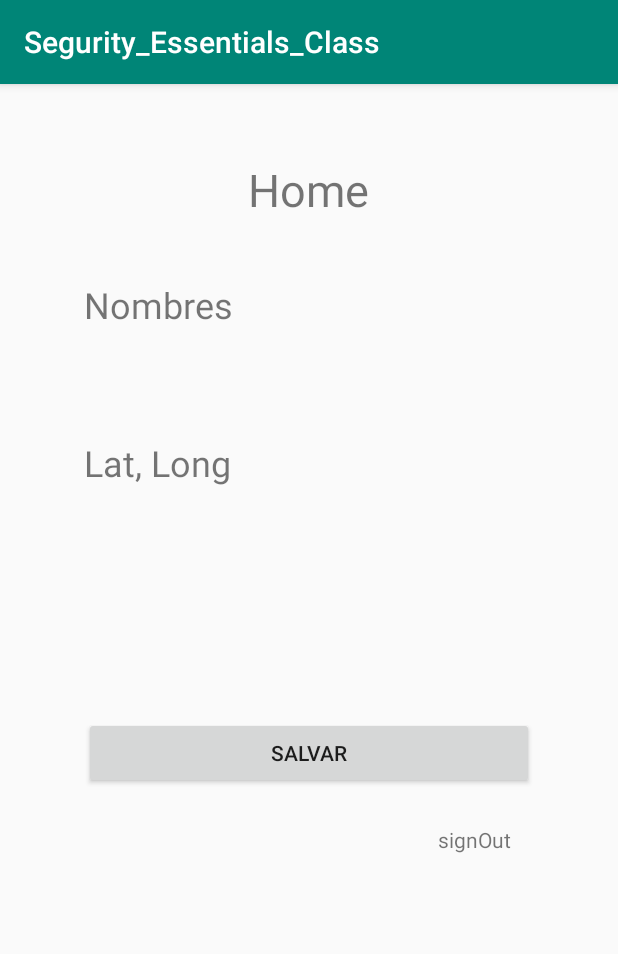
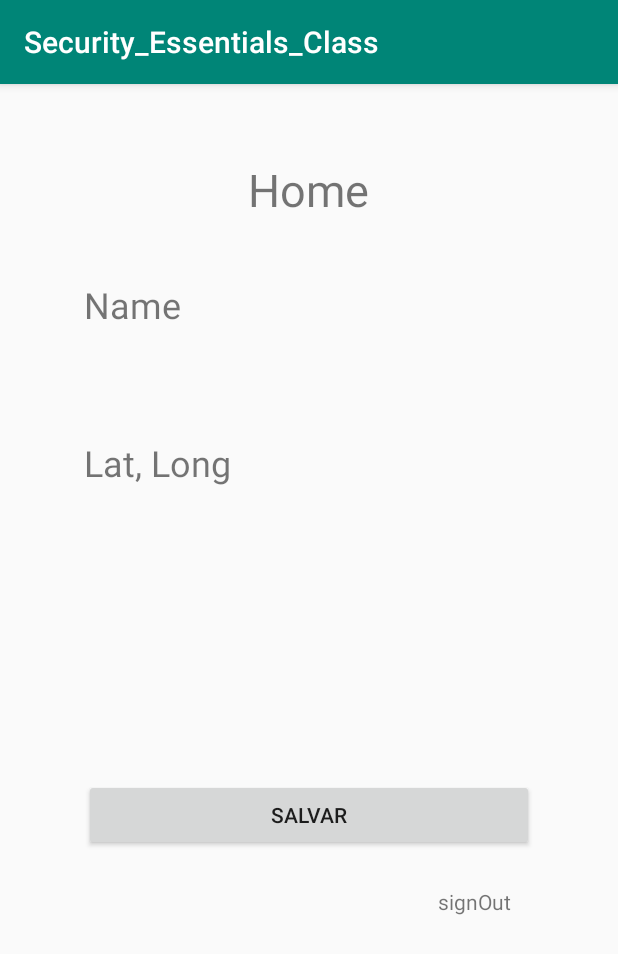
Before and after one commit to FredyGonzalez7/android_segurity_essentials, an Android app: the screen it shows after launch once a user with an empty profile is signed in (HomeActivity), on a phone screen of 412 x 824 dp. Shown: the top 954 px of the screen. Run offline under Robolectric (Android 15) with nearby library versions, the phone set to English and light mode, and no system bars; our stand-ins replace Firebase (no records; nobody signed in at launch, a user with empty details on screens opened directly); 1 statement that could not run was skipped.

```diff
--- a/app/src/main/AndroidManifest.xml
+++ b/app/src/main/AndroidManifest.xml
@@ -3,8 +3,8 @@
     package="com.example.segurity_essentials_class">
      <uses-permission android:name="android.permission.ACCESS_FINE_LOCATION"></uses-permission>
     <!-- Needed only if your app targets Android 5.0 (API level 21) or higher. -->
-    <uses-feature android:name="android.hardware.location.gps" />
-
+    <!--<uses-feature android:name="android.hardware.location.gps" />
+       -->
 
 
     <application
--- a/app/src/main/java/com/example/segurity_essentials_class/HomeActivity.java
+++ b/app/src/main/java/com/example/segurity_essentials_class/HomeActivity.java
@@ -13,7 +13,6 @@ import android.content.pm.PackageManager;
 import android.location.Location;
 import android.location.LocationListener;
 import android.location.LocationManager;
-import android.os.Build;
 import android.os.Bundle;
 import android.util.Log;
 import android.view.View;
@@ -158,6 +157,7 @@ public class HomeActivity extends AppCompatActivity {
         }
     }
 
+    @SuppressLint("SetTextI18n")
     private void setLatLong() {
         // Acquire a reference to the system Location Manager
         Log.d("dentro", "setLatLong: ");
@@ -168,7 +168,7 @@ public class HomeActivity extends AppCompatActivity {
             @SuppressLint("SetTextI18n")
             public void onLocationChanged(Location location) {
                 // Called when a new location is found by the network location provider.
-                latLong.setText("Lat: "+location.getLatitude()+" - Long: "+location.getLongitude());
+                latLong.setText("Lat:"+location.getLatitude()+" - Long:"+location.getLongitude());
             }
 
             public void onStatusChanged(String provider, int status, Bundle extras) {
--- a/app/src/main/java/com/example/segurity_essentials_class/User.java
+++ b/app/src/main/java/com/example/segurity_essentials_class/User.java
@@ -21,10 +21,8 @@ public class User {
     public String getName() {
         return name;
     }
+
     public User() {
         // Default constructor required for calls to DataSnapshot.getValue(User.class)
     }
-
-
-
 }
--- a/app/src/main/res/layout/activity_home.xml
+++ b/app/src/main/res/layout/activity_home.xml
@@ -13,7 +13,7 @@
         android:layout_marginStart="164dp"
         android:layout_marginTop="50dp"
         android:layout_marginEnd="165dp"
-        android:text="Home"
+        android:text="@string/home"
         android:textSize="30sp"
         app:layout_constraintEnd_toEndOf="parent"
         app:layout_constraintStart_toStartOf="parent"
@@ -26,7 +26,7 @@
         android:layout_marginStart="55dp"
         android:layout_marginTop="40dp"
         android:layout_marginEnd="56dp"
-        android:text="Nombres"
+        android:text="@string/name"
         android:textSize="24sp"
         app:layout_constraintEnd_toEndOf="parent"
         app:layout_constraintStart_toStartOf="parent"
@@ -39,7 +39,7 @@
         android:layout_marginStart="55dp"
         android:layout_marginTop="20dp"
         android:layout_marginEnd="56dp"
-        android:text="Email"
+        android:text="@string/email"
         android:textSize="24sp"
         app:layout_constraintEnd_toEndOf="parent"
         app:layout_constraintStart_toStartOf="parent"
@@ -48,11 +48,11 @@
     <TextView
         android:id="@+id/textViewLatLong"
         android:layout_width="300dp"
-        android:layout_height="wrap_content"
+        android:layout_height="74dp"
         android:layout_marginStart="55dp"
         android:layout_marginTop="20dp"
         android:layout_marginEnd="56dp"
-        android:text="Lat, Long"
+        android:text="@string/lat_long"
         android:textSize="24sp"
         app:layout_constraintEnd_toEndOf="parent"
         app:layout_constraintStart_toStartOf="parent"
@@ -65,7 +65,7 @@
         android:layout_marginStart="55dp"
         android:layout_marginTop="153dp"
         android:layout_marginEnd="56dp"
-        android:text="Salvar"
+        android:text="@string/salvar"
         app:layout_constraintEnd_toEndOf="parent"
         app:layout_constraintStart_toStartOf="parent"
         app:layout_constraintTop_toBottomOf="@+id/textViewLatLong" />
@@ -78,8 +78,9 @@
         android:layout_marginTop="24dp"
         android:layout_marginEnd="71dp"
         android:clickable="true"
-        android:text="signOut"
+        android:text="@string/signout"
         app:layout_constraintEnd_toEndOf="parent"
         app:layout_constraintStart_toStartOf="parent"
-        app:layout_constraintTop_toBottomOf="@+id/buttonSalvar" />
+        app:layout_constraintTop_toBottomOf="@+id/buttonSalvar"
+        android:focusable="true" />
 </androidx.constraintlayout.widget.ConstraintLayout>
--- a/app/src/main/res/values/strings.xml
+++ b/app/src/main/res/values/strings.xml
@@ -1,4 +1,15 @@
 <resources>
-    <string name="app_name">Segurity_Essentials_Class</string>
+    <string name="app_name">Security_Essentials_Class</string>
     <string name="title_activity_register">RegisterActivity</string>
+    <string name="register">Register</string>
+    <string name="password">Password</string>
+    <string name="confirm_password">Confirm Password</string>
+    <string name="login">Login</string>
+    <string name="email">Email</string>
+    <string name="name">Name</string>
+    <string name="user">User</string>
+    <string name="home">Home</string>
+    <string name="lat_long">Lat, Long</string>
+    <string name="salvar">Salvar</string>
+    <string name="signout">signOut</string>
 </resources>
```
Also changed, not shown: app/src/main/java/com/example/segurity_essentials_class/Encrypt.java (added, +56 -0 lines), app/src/main/java/com/example/segurity_essentials_class/RegisterActivity.java (+20 -12 lines), app/src/main/res/layout/activity_main.xml (+7 -6 lines), app/src/main/res/layout/activity_register.xml (+7 -7 lines).
